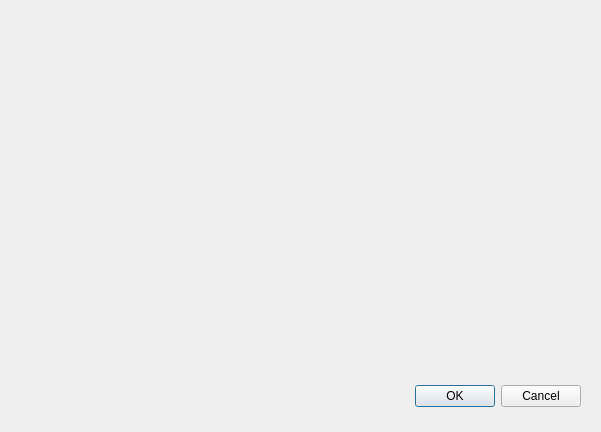
Above: src/muhrec3/configuregeometrydialog.ui from neutronimaging/imagingsuite before the change. Below: the same form after it.
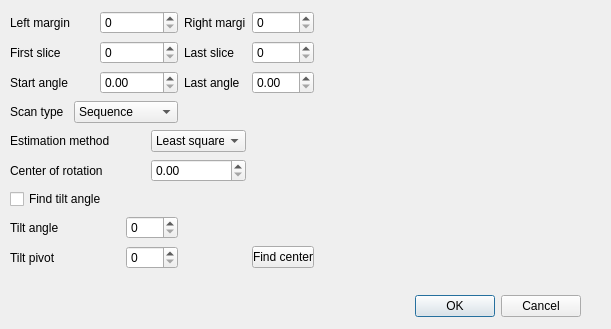
That is the form after the change. Custom widgets are drawn as their Qt base class.

Commit message: Most interaction in main window are implemented

Patch:
```diff
--- a/src/muhrec3/configuregeometrydialog.ui
+++ b/src/muhrec3/configuregeometrydialog.ui
@@ -6,8 +6,8 @@
    <rect>
     <x>0</x>
     <y>0</y>
-    <width>601</width>
-    <height>432</height>
+    <width>611</width>
+    <height>329</height>
    </rect>
   </property>
   <property name="windowTitle">
@@ -17,7 +17,7 @@
    <property name="geometry">
     <rect>
      <x>240</x>
-     <y>380</y>
+     <y>290</y>
      <width>341</width>
      <height>32</height>
     </rect>
@@ -29,7 +29,183 @@
     <set>QDialogButtonBox::Cancel|QDialogButtonBox::Ok</set>
    </property>
   </widget>
+  <widget class="QtAddons::ImageViewerWidget" name="widget" native="true">
+   <property name="geometry">
+    <rect>
+     <x>320</x>
+     <y>10</y>
+     <width>281</width>
+     <height>261</height>
+    </rect>
+   </property>
+  </widget>
+  <widget class="QWidget" name="">
+   <property name="geometry">
+    <rect>
+     <x>10</x>
+     <y>10</y>
+     <width>304</width>
+     <height>264</height>
+    </rect>
+   </property>
+   <layout class="QGridLayout" name="gridLayout">
+    <item row="0" column="0" colspan="2">
+     <widget class="QLabel" name="label">
+      <property name="text">
+       <string>Left margin</string>
+      </property>
+     </widget>
+    </item>
+    <item row="0" column="2" colspan="3">
+     <widget class="QSpinBox" name="spinBox"/>
+    </item>
+    <item row="0" column="5">
+     <widget class="QLabel" name="label_2">
+      <property name="text">
+       <string>Right margin</string>
+      </property>
+     </widget>
+    </item>
+    <item row="0" column="6">
+     <widget class="QSpinBox" name="spinBox_2"/>
+    </item>
+    <item row="1" column="0">
+     <widget class="QLabel" name="label_3">
+      <property name="text">
+       <string>First slice</string>
+      </property>
+     </widget>
+    </item>
+    <item row="1" column="2" colspan="3">
+     <widget class="QSpinBox" name="spinBox_3"/>
+    </item>
+    <item row="1" column="5">
+     <widget class="QLabel" name="label_4">
+      <property name="text">
+       <string>Last slice</string>
+      </property>
+     </widget>
+    </item>
+    <item row="1" column="6">
+     <widget class="QSpinBox" name="spinBox_4"/>
+    </item>
+    <item row="2" column="0">
+     <widget class="QLabel" name="label_6">
+      <property name="text">
+       <string>Start angle</string>
+      </property>
+     </widget>
+    </item>
+    <item row="2" column="5">
+     <widget class="QLabel" name="label_7">
+      <property name="text">
+       <string>Last angle</string>
+      </property>
+     </widget>
+    </item>
+    <item row="3" column="0">
+     <widget class="QLabel" name="label_5">
+      <property name="text">
+       <string>Scan type</string>
+      </property>
+     </widget>
+    </item>
+    <item row="3" column="1" colspan="4">
+     <widget class="QComboBox" name="comboBox">
+      <item>
+       <property name="text">
+        <string>Sequence</string>
+       </property>
+      </item>
+      <item>
+       <property name="text">
+        <string>Golden ratio</string>
+       </property>
+      </item>
+     </widget>
+    </item>
+    <item row="4" column="0" colspan="4">
+     <widget class="QLabel" name="label_11">
+      <property name="text">
+       <string>Estimation method</string>
+      </property>
+     </widget>
+    </item>
+    <item row="4" column="4" colspan="2">
+     <widget class="QComboBox" name="comboBox_2">
+      <item>
+       <property name="text">
+        <string>Least square</string>
+       </property>
+      </item>
+      <item>
+       <property name="text">
+        <string>Correlation</string>
+       </property>
+      </item>
+     </widget>
+    </item>
+    <item row="5" column="0" colspan="3">
+     <widget class="QLabel" name="label_8">
+      <property name="text">
+       <string>Center of rotation</string>
+      </property>
+     </widget>
+    </item>
+    <item row="5" column="4" colspan="2">
+     <widget class="QDoubleSpinBox" name="doubleSpinBox"/>
+    </item>
+    <item row="6" column="0" colspan="4">
+     <widget class="QCheckBox" name="checkBox">
+      <property name="text">
+       <string>Find tilt angle</string>
+      </property>
+     </widget>
+    </item>
+    <item row="7" column="0">
+     <widget class="QLabel" name="label_9">
+      <property name="text">
+       <string>Tilt angle</string>
+      </property>
+     </widget>
+    </item>
+    <item row="7" column="3" colspan="2">
+     <widget class="QSpinBox" name="spinBox_7"/>
+    </item>
+    <item row="8" column="0">
+     <widget class="QLabel" name="label_10">
+      <property name="text">
+       <string>Tilt pivot</string>
+      </property>
+     </widget>
+    </item>
+    <item row="8" column="3" colspan="2">
+     <widget class="QSpinBox" name="spinBox_8"/>
+    </item>
+    <item row="8" column="6">
+     <widget class="QPushButton" name="pushButton">
+      <property name="text">
+       <string>Find center</string>
+      </property>
+     </widget>
+    </item>
+    <item row="2" column="2" colspan="3">
+     <widget class="QDoubleSpinBox" name="doubleSpinBox_5"/>
+    </item>
+    <item row="2" column="6">
+     <widget class="QDoubleSpinBox" name="doubleSpinBox_6"/>
+    </item>
+   </layout>
+  </widget>
  </widget>
+ <customwidgets>
+  <customwidget>
+   <class>QtAddons::ImageViewerWidget</class>
+   <extends>QWidget</extends>
+   <header location="global">imageviewerwidget.h</header>
+   <container>1</container>
+  </customwidget>
+ </customwidgets>
  <resources/>
  <connections>
   <connection>
```
The commit also changes 3 other files.
